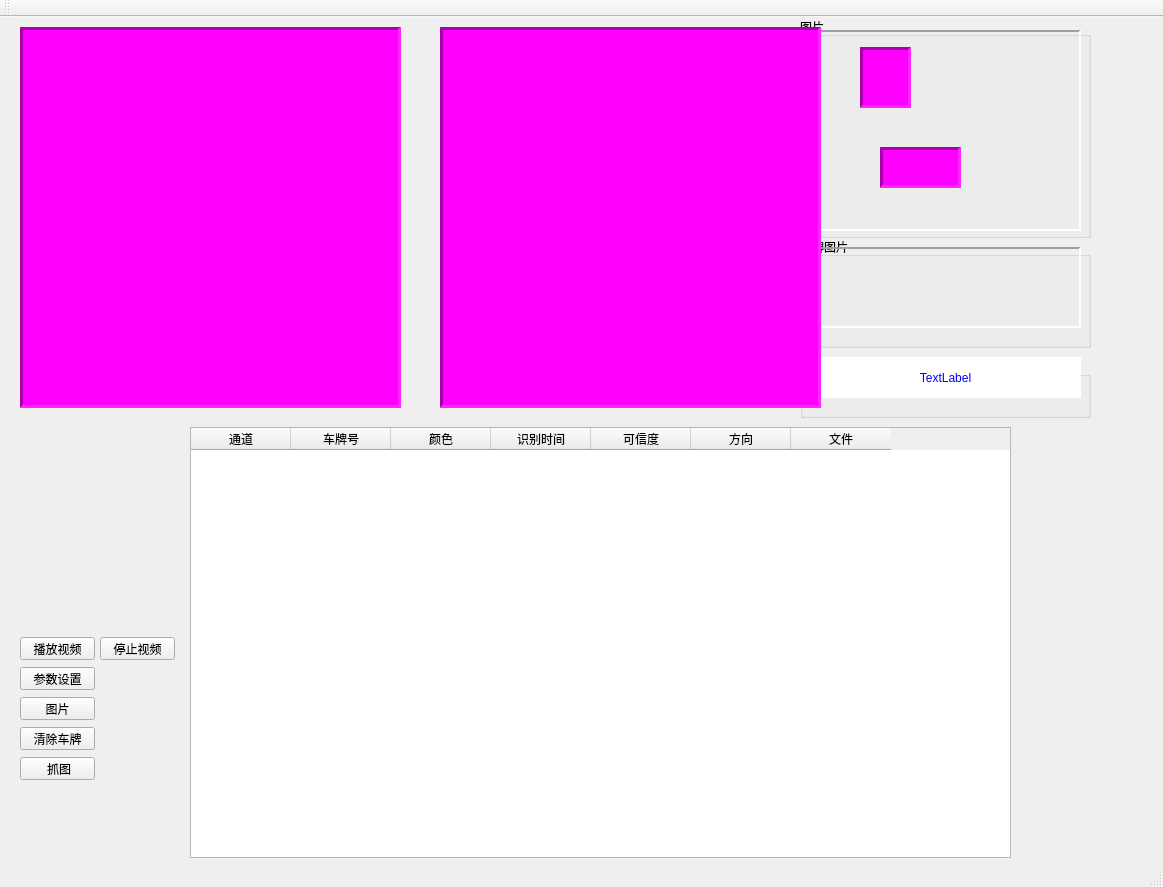
Above: PlateDemo/mainwindow.ui from Anne081031/WinParkUI before the change. Below: the same form after it.
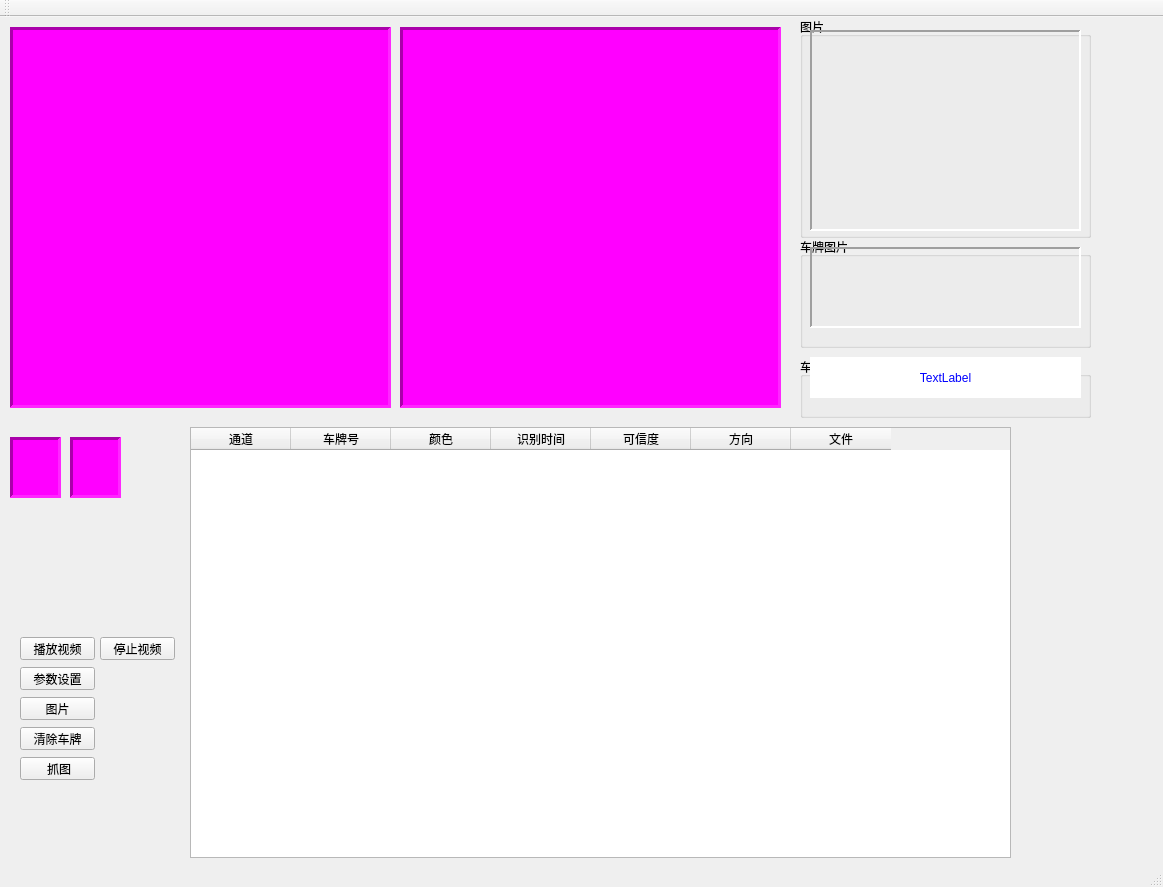
That is the form after the change.

Patch:
```diff
--- a/PlateDemo/mainwindow.ui
+++ b/PlateDemo/mainwindow.ui
@@ -17,7 +17,7 @@
    <widget class="QLabel" name="lblVideo1">
     <property name="geometry">
      <rect>
-      <x>20</x>
+      <x>10</x>
       <y>10</y>
       <width>381</width>
       <height>381</height>
@@ -79,62 +79,6 @@
       <bool>true</bool>
      </property>
     </widget>
-    <widget class="QLabel" name="lblVideo4">
-     <property name="geometry">
-      <rect>
-       <x>60</x>
-       <y>30</y>
-       <width>51</width>
-       <height>61</height>
-      </rect>
-     </property>
-     <property name="styleSheet">
-      <string notr="true">background-color: rgb(255, 0, 255);</string>
-     </property>
-     <property name="frameShape">
-      <enum>QFrame::Panel</enum>
-     </property>
-     <property name="frameShadow">
-      <enum>QFrame::Sunken</enum>
-     </property>
-     <property name="lineWidth">
-      <number>3</number>
-     </property>
-     <property name="text">
-      <string/>
-     </property>
-     <property name="scaledContents">
-      <bool>true</bool>
-     </property>
-    </widget>
-    <widget class="QLabel" name="lblVideo3">
-     <property name="geometry">
-      <rect>
-       <x>80</x>
-       <y>130</y>
-       <width>81</width>
-       <height>41</height>
-      </rect>
-     </property>
-     <property name="styleSheet">
-      <string notr="true">background-color: rgb(255, 0, 255);</string>
-     </property>
-     <property name="frameShape">
-      <enum>QFrame::Panel</enum>
-     </property>
-     <property name="frameShadow">
-      <enum>QFrame::Sunken</enum>
-     </property>
-     <property name="lineWidth">
-      <number>3</number>
-     </property>
-     <property name="text">
-      <string/>
-     </property>
-     <property name="scaledContents">
-      <bool>true</bool>
-     </property>
-    </widget>
    </widget>
    <widget class="QGroupBox" name="groupBox_2">
     <property name="geometry">
@@ -334,7 +278,7 @@
    <widget class="QLabel" name="lblVideo2">
     <property name="geometry">
      <rect>
-      <x>440</x>
+      <x>400</x>
       <y>10</y>
       <width>381</width>
       <height>381</height>
@@ -359,6 +303,62 @@
      <bool>true</bool>
     </property>
    </widget>
+   <widget class="QLabel" name="lblVideo4">
+    <property name="geometry">
+     <rect>
+      <x>70</x>
+      <y>420</y>
+      <width>51</width>
+      <height>61</height>
+     </rect>
+    </property>
+    <property name="styleSheet">
+     <string notr="true">background-color: rgb(255, 0, 255);</string>
+    </property>
+    <property name="frameShape">
+     <enum>QFrame::Panel</enum>
+    </property>
+    <property name="frameShadow">
+     <enum>QFrame::Sunken</enum>
+    </property>
+    <property name="lineWidth">
+     <number>3</number>
+    </property>
+    <property name="text">
+     <string/>
+    </property>
+    <property name="scaledContents">
+     <bool>true</bool>
+    </property>
+   </widget>
+   <widget class="QLabel" name="lblVideo3">
+    <property name="geometry">
+     <rect>
+      <x>10</x>
+      <y>420</y>
+      <width>51</width>
+      <height>61</height>
+     </rect>
+    </property>
+    <property name="styleSheet">
+     <string notr="true">background-color: rgb(255, 0, 255);</string>
+    </property>
+    <property name="frameShape">
+     <enum>QFrame::Panel</enum>
+    </property>
+    <property name="frameShadow">
+     <enum>QFrame::Sunken</enum>
+    </property>
+    <property name="lineWidth">
+     <number>3</number>
+    </property>
+    <property name="text">
+     <string/>
+    </property>
+    <property name="scaledContents">
+     <bool>true</bool>
+    </property>
+   </widget>
   </widget>
   <widget class="QMenuBar" name="menuBar">
    <property name="geometry">
```
